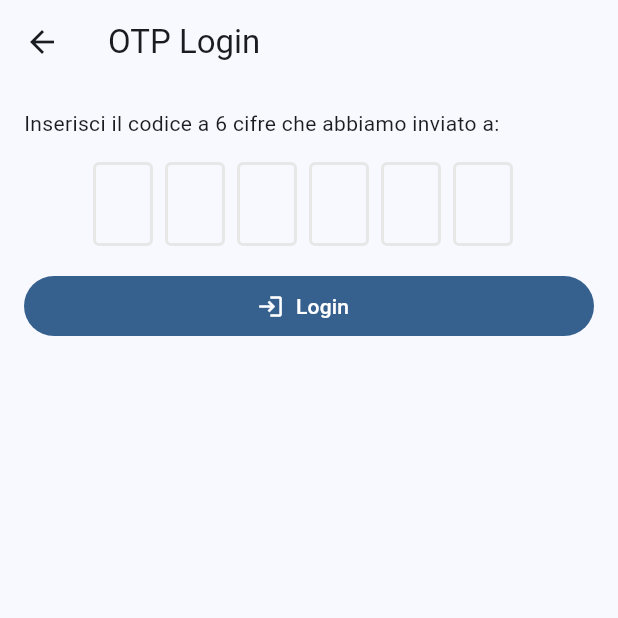
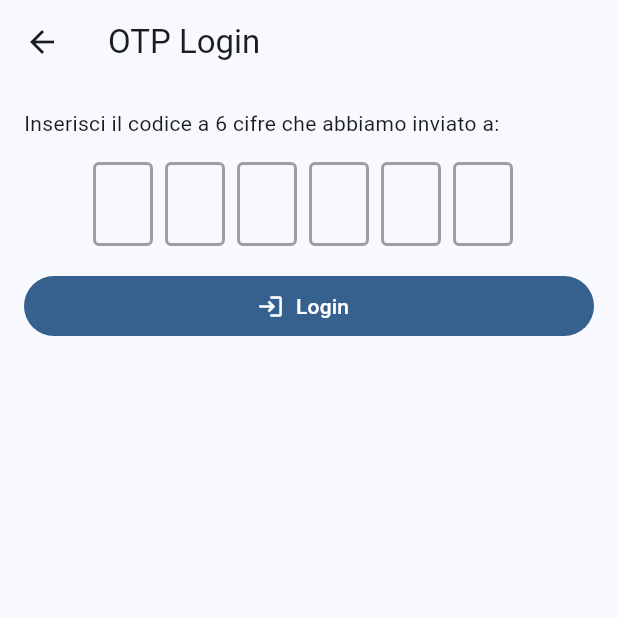
Before and after one commit to IngSW24/easymotion-app, a Flutter app: the OTPLoginPage screen opened directly with empty values, on a phone screen of 412 x 824 dp, the top half of it. Run offline on Flutter 3.47's test engine with Material 3 defaults, Android fonts, the phone set to English and light mode, and no system bars; drawn by our look-alikes of flutter_otp_text_field; our stand-ins replace chopper, flutter_dotenv, flutter_hooks, go_router, shared_preferences; missing offline and left inert: fquery; accounts and stored records are empty; statements that could not run were skipped.

Commit message:
otp input: set border color to grey

```diff
--- a/lib/ui/pages/otp_login_page.dart
+++ b/lib/ui/pages/otp_login_page.dart
@@ -46,6 +46,8 @@ class _OTPLoginPageState extends State<OTPLoginPage> {
                 ),
               ),
             OtpTextField(
+              borderColor: Colors.grey,
+              enabledBorderColor: Colors.grey,
               numberOfFields: 6,
               showFieldAsBox: true,
               clearText: true,
```
